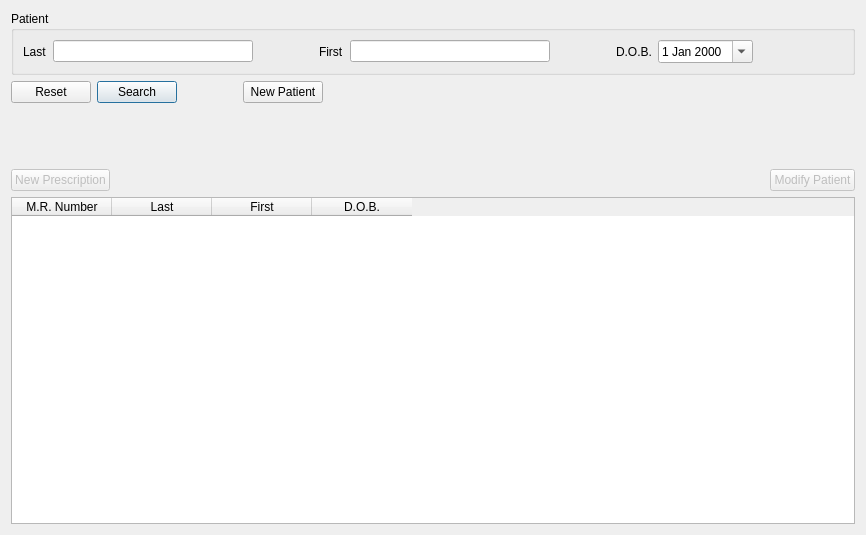
Before: the Qt Designer form mtrack/patientsearch.ui in kyledevans/Medicine-Track, drawn with Qt 5.
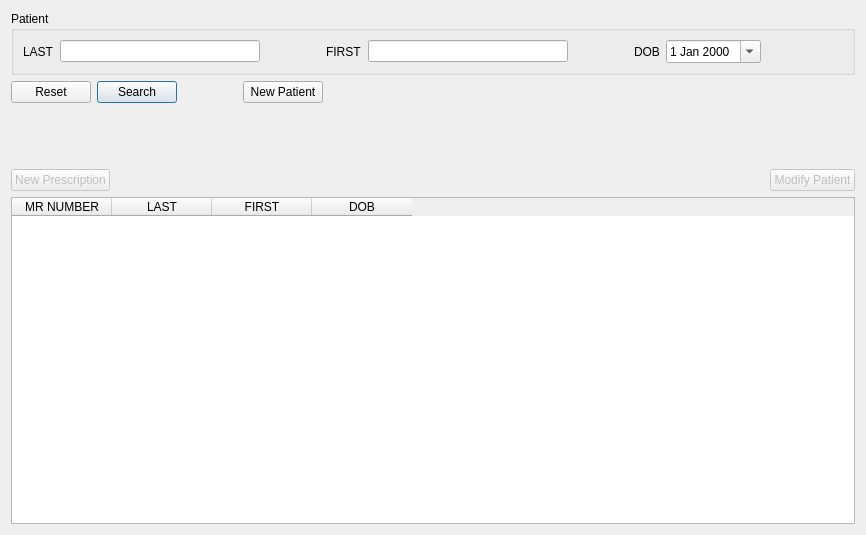
After: the same form once the commit is applied.

Diff of the .ui file:
```diff
--- a/mtrack/patientsearch.ui
+++ b/mtrack/patientsearch.ui
@@ -26,7 +26,7 @@
       <item>
        <widget class="QLabel" name="lastNameLabel">
         <property name="text">
-         <string>Last</string>
+         <string>LAST</string>
         </property>
        </widget>
       </item>
@@ -65,7 +65,7 @@
       <item>
        <widget class="QLabel" name="firstNameLabel">
         <property name="text">
-         <string>First</string>
+         <string>FIRST</string>
         </property>
        </widget>
       </item>
@@ -104,7 +104,7 @@
       <item>
        <widget class="QLabel" name="dobLabel">
         <property name="text">
-         <string>D.O.B.</string>
+         <string>DOB</string>
         </property>
        </widget>
       </item>
@@ -254,22 +254,22 @@
      </property>
      <column>
       <property name="text">
-       <string>M.R. Number</string>
+       <string>MR NUMBER</string>
       </property>
      </column>
      <column>
       <property name="text">
-       <string>Last</string>
+       <string>LAST</string>
       </property>
      </column>
      <column>
       <property name="text">
-       <string>First</string>
+       <string>FIRST</string>
       </property>
      </column>
      <column>
       <property name="text">
-       <string>D.O.B.</string>
+       <string>DOB</string>
       </property>
      </column>
     </widget>
```
